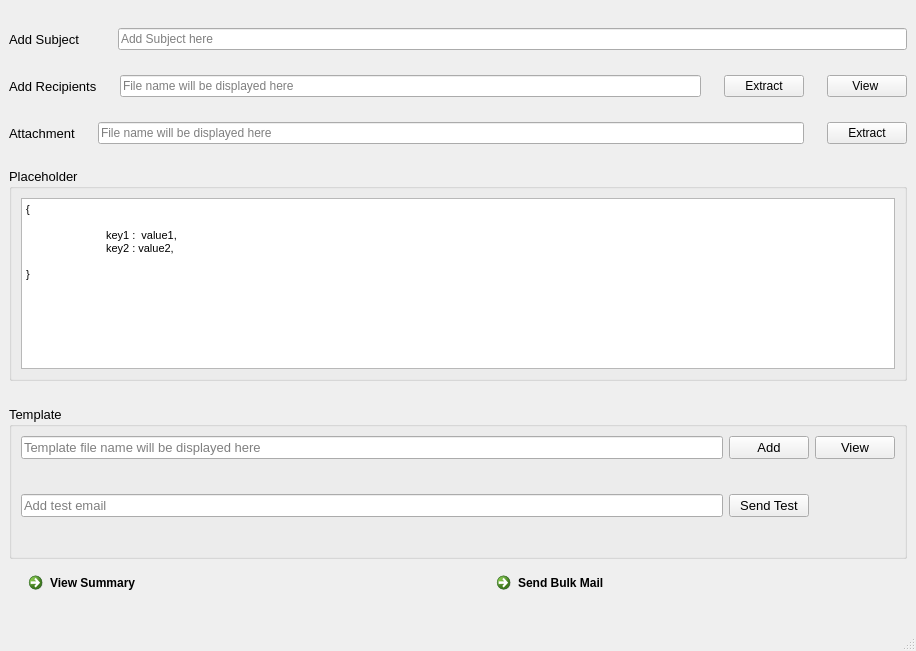
Geek-ubaid/mailer-gui, file MailerGui/Interface/GUI/main.ui: the form before one commit.
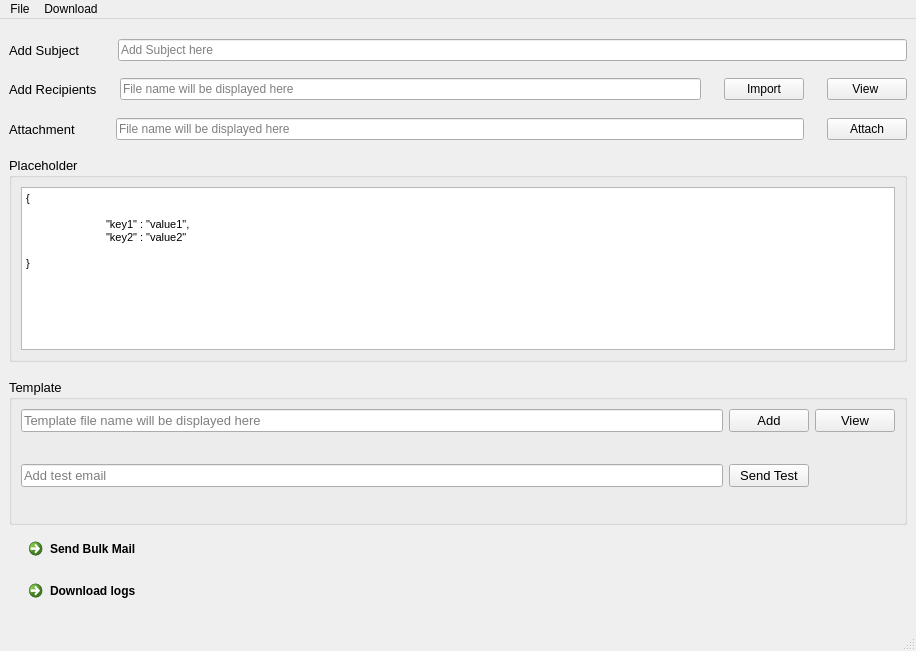
The form after the commit.

Commit message: view html and summary working

The edit to the form file:
```diff
--- a/MailerGui/Interface/GUI/main.ui
+++ b/MailerGui/Interface/GUI/main.ui
@@ -16,120 +16,6 @@
   <widget class="QWidget" name="centralwidget">
    <layout class="QGridLayout" name="gridLayout_8">
     <item row="9" column="0">
-     <spacer name="verticalSpacer_8">
-      <property name="orientation">
-       <enum>Qt::Vertical</enum>
-      </property>
-      <property name="sizeHint" stdset="0">
-       <size>
-        <width>20</width>
-        <height>40</height>
-       </size>
-      </property>
-     </spacer>
-    </item>
-    <item row="6" column="0">
-     <spacer name="verticalSpacer">
-      <property name="orientation">
-       <enum>Qt::Vertical</enum>
-      </property>
-      <property name="sizeHint" stdset="0">
-       <size>
-        <width>20</width>
-        <height>40</height>
-       </size>
-      </property>
-     </spacer>
-    </item>
-    <item row="0" column="0">
-     <spacer name="verticalSpacer_3">
-      <property name="orientation">
-       <enum>Qt::Vertical</enum>
-      </property>
-      <property name="sizeHint" stdset="0">
-       <size>
-        <width>20</width>
-        <height>40</height>
-       </size>
-      </property>
-     </spacer>
-    </item>
-    <item row="2" column="0">
-     <spacer name="verticalSpacer_4">
-      <property name="orientation">
-       <enum>Qt::Vertical</enum>
-      </property>
-      <property name="sizeHint" stdset="0">
-       <size>
-        <width>20</width>
-        <height>40</height>
-       </size>
-      </property>
-     </spacer>
-    </item>
-    <item row="5" column="0">
-     <widget class="QGroupBox" name="groupBox_2">
-      <property name="font">
-       <font>
-        <family>Arial</family>
-        <pointsize>10</pointsize>
-       </font>
-      </property>
-      <property name="title">
-       <string>Placeholder</string>
-      </property>
-      <layout class="QGridLayout" name="gridLayout_5">
-       <item row="1" column="0">
-        <widget class="QTextEdit" name="placeholder_text">
-         <property name="html">
-          <string>&lt;!DOCTYPE HTML PUBLIC &quot;-//W3C//DTD HTML 4.0//EN&quot; &quot;http://www.w3.org/TR/REC-html40/strict.dtd&quot;&gt;
-&lt;html&gt;&lt;head&gt;&lt;meta name=&quot;qrichtext&quot; content=&quot;1&quot; /&gt;&lt;style type=&quot;text/css&quot;&gt;
-p, li { white-space: pre-wrap; }
-&lt;/style&gt;&lt;/head&gt;&lt;body style=&quot; font-family:'Arial'; font-size:10pt; font-weight:400; font-style:normal;&quot;&gt;
-&lt;p style=&quot; margin-top:0px; margin-bottom:0px; margin-left:0px; margin-right:0px; -qt-block-indent:0; text-indent:0px;&quot;&gt;&lt;span style=&quot; font-family:'MS Shell Dlg 2'; font-size:8.25pt;&quot;&gt;{&lt;/span&gt;&lt;/p&gt;
-&lt;p style=&quot;-qt-paragraph-type:empty; margin-top:0px; margin-bottom:0px; margin-left:0px; margin-right:0px; -qt-block-indent:0; text-indent:0px; font-family:'MS Shell Dlg 2'; font-size:8.25pt;&quot;&gt;&lt;br /&gt;&lt;/p&gt;
-&lt;p style=&quot; margin-top:0px; margin-bottom:0px; margin-left:0px; margin-right:0px; -qt-block-indent:0; text-indent:0px;&quot;&gt;&lt;span style=&quot; font-family:'MS Shell Dlg 2'; font-size:8.25pt;&quot;&gt;	key1 :  value1,&lt;/span&gt;&lt;/p&gt;
-&lt;p style=&quot; margin-top:0px; margin-bottom:0px; margin-left:0px; margin-right:0px; -qt-block-indent:0; text-indent:0px;&quot;&gt;&lt;span style=&quot; font-family:'MS Shell Dlg 2'; font-size:8.25pt;&quot;&gt;	key2 : value2,&lt;/span&gt;&lt;/p&gt;
-&lt;p style=&quot; margin-top:0px; margin-bottom:0px; margin-left:0px; margin-right:0px; -qt-block-indent:0; text-indent:0px;&quot;&gt;&lt;span style=&quot; font-family:'MS Shell Dlg 2'; font-size:8.25pt;&quot;&gt;	&lt;/span&gt;&lt;/p&gt;
-&lt;p style=&quot; margin-top:0px; margin-bottom:0px; margin-left:0px; margin-right:0px; -qt-block-indent:0; text-indent:0px;&quot;&gt;&lt;span style=&quot; font-family:'MS Shell Dlg 2'; font-size:8.25pt;&quot;&gt;}&lt;/span&gt;&lt;/p&gt;
-&lt;p style=&quot; margin-top:0px; margin-bottom:0px; margin-left:0px; margin-right:0px; -qt-block-indent:0; text-indent:0px;&quot;&gt;&lt;span style=&quot; font-family:'MS Shell Dlg 2'; font-size:8.25pt;&quot;&gt;	&lt;/span&gt;&lt;/p&gt;&lt;/body&gt;&lt;/html&gt;</string>
-         </property>
-         <property name="placeholderText">
-          <string/>
-         </property>
-        </widget>
-       </item>
-      </layout>
-     </widget>
-    </item>
-    <item row="8" column="0">
-     <layout class="QGridLayout" name="gridLayout_7">
-      <property name="leftMargin">
-       <number>12</number>
-      </property>
-      <property name="rightMargin">
-       <number>12</number>
-      </property>
-      <property name="horizontalSpacing">
-       <number>62</number>
-      </property>
-      <item row="0" column="1">
-       <widget class="QCommandLinkButton" name="send_bulk_button">
-        <property name="text">
-         <string>Send Bulk Mail</string>
-        </property>
-       </widget>
-      </item>
-      <item row="0" column="0">
-       <widget class="QCommandLinkButton" name="view_summary_buttton">
-        <property name="text">
-         <string>View Summary</string>
-        </property>
-       </widget>
-      </item>
-     </layout>
-    </item>
-    <item row="7" column="0">
      <widget class="QGroupBox" name="groupBox">
       <property name="font">
        <font>
@@ -152,6 +38,9 @@
        </item>
        <item row="3" column="0">
         <widget class="QLineEdit" name="test_email_label">
+         <property name="echoMode">
+          <enum>QLineEdit::Normal</enum>
+         </property>
          <property name="placeholderText">
           <string>Add test email</string>
          </property>
@@ -166,6 +55,9 @@
        </item>
        <item row="1" column="0">
         <widget class="QLineEdit" name="lineEdit">
+         <property name="readOnly">
+          <bool>true</bool>
+         </property>
          <property name="placeholderText">
           <string>Template file name will be displayed here</string>
          </property>
@@ -207,6 +99,93 @@
       </layout>
      </widget>
     </item>
+    <item row="7" column="0">
+     <widget class="QGroupBox" name="groupBox_2">
+      <property name="font">
+       <font>
+        <family>Arial</family>
+        <pointsize>10</pointsize>
+       </font>
+      </property>
+      <property name="title">
+       <string>Placeholder</string>
+      </property>
+      <layout class="QGridLayout" name="gridLayout_5">
+       <item row="1" column="0">
+        <widget class="QTextEdit" name="placeholder_text">
+         <property name="html">
+          <string>&lt;!DOCTYPE HTML PUBLIC &quot;-//W3C//DTD HTML 4.0//EN&quot; &quot;http://www.w3.org/TR/REC-html40/strict.dtd&quot;&gt;
+&lt;html&gt;&lt;head&gt;&lt;meta name=&quot;qrichtext&quot; content=&quot;1&quot; /&gt;&lt;style type=&quot;text/css&quot;&gt;
+p, li { white-space: pre-wrap; }
+&lt;/style&gt;&lt;/head&gt;&lt;body style=&quot; font-family:'Arial'; font-size:10pt; font-weight:400; font-style:normal;&quot;&gt;
+&lt;p style=&quot; margin-top:0px; margin-bottom:0px; margin-left:0px; margin-right:0px; -qt-block-indent:0; text-indent:0px;&quot;&gt;&lt;span style=&quot; font-family:'MS Shell Dlg 2'; font-size:8.25pt;&quot;&gt;{&lt;/span&gt;&lt;/p&gt;
+&lt;p style=&quot;-qt-paragraph-type:empty; margin-top:0px; margin-bottom:0px; margin-left:0px; margin-right:0px; -qt-block-indent:0; text-indent:0px; font-family:'MS Shell Dlg 2'; font-size:8.25pt;&quot;&gt;&lt;br /&gt;&lt;/p&gt;
+&lt;p style=&quot; margin-top:0px; margin-bottom:0px; margin-left:0px; margin-right:0px; -qt-block-indent:0; text-indent:0px;&quot;&gt;&lt;span style=&quot; font-family:'MS Shell Dlg 2'; font-size:8.25pt;&quot;&gt;	&amp;quot;key1&amp;quot; : &amp;quot;value1&amp;quot;,&lt;/span&gt;&lt;/p&gt;
+&lt;p style=&quot; margin-top:0px; margin-bottom:0px; margin-left:0px; margin-right:0px; -qt-block-indent:0; text-indent:0px;&quot;&gt;&lt;span style=&quot; font-family:'MS Shell Dlg 2'; font-size:8.25pt;&quot;&gt;	&amp;quot;key2&amp;quot; : &amp;quot;value2&amp;quot;&lt;/span&gt;&lt;/p&gt;
+&lt;p style=&quot; margin-top:0px; margin-bottom:0px; margin-left:0px; margin-right:0px; -qt-block-indent:0; text-indent:0px;&quot;&gt;&lt;span style=&quot; font-family:'MS Shell Dlg 2'; font-size:8.25pt;&quot;&gt;	&lt;/span&gt;&lt;/p&gt;
+&lt;p style=&quot; margin-top:0px; margin-bottom:0px; margin-left:0px; margin-right:0px; -qt-block-indent:0; text-indent:0px;&quot;&gt;&lt;span style=&quot; font-family:'MS Shell Dlg 2'; font-size:8.25pt;&quot;&gt;}&lt;/span&gt;&lt;/p&gt;
+&lt;p style=&quot; margin-top:0px; margin-bottom:0px; margin-left:0px; margin-right:0px; -qt-block-indent:0; text-indent:0px;&quot;&gt;&lt;span style=&quot; font-family:'MS Shell Dlg 2'; font-size:8.25pt;&quot;&gt;	&lt;/span&gt;&lt;/p&gt;&lt;/body&gt;&lt;/html&gt;</string>
+         </property>
+         <property name="placeholderText">
+          <string/>
+         </property>
+        </widget>
+       </item>
+      </layout>
+     </widget>
+    </item>
+    <item row="5" column="0">
+     <layout class="QGridLayout" name="gridLayout_3">
+      <property name="horizontalSpacing">
+       <number>23</number>
+      </property>
+      <item row="1" column="2">
+       <widget class="QPushButton" name="attachment_button">
+        <property name="text">
+         <string>Attach</string>
+        </property>
+       </widget>
+      </item>
+      <item row="1" column="0">
+       <widget class="QLabel" name="label_7">
+        <property name="font">
+         <font>
+          <family>Arial</family>
+          <pointsize>10</pointsize>
+          <weight>50</weight>
+          <bold>false</bold>
+         </font>
+        </property>
+        <property name="text">
+         <string>Attachment     </string>
+        </property>
+       </widget>
+      </item>
+      <item row="1" column="1">
+       <widget class="QLineEdit" name="attachment_label">
+        <property name="readOnly">
+         <bool>true</bool>
+        </property>
+        <property name="placeholderText">
+         <string>File name will be displayed here</string>
+        </property>
+       </widget>
+      </item>
+     </layout>
+    </item>
+    <item row="8" column="0">
+     <spacer name="verticalSpacer">
+      <property name="orientation">
+       <enum>Qt::Vertical</enum>
+      </property>
+      <property name="sizeHint" stdset="0">
+       <size>
+        <width>20</width>
+        <height>40</height>
+       </size>
+      </property>
+     </spacer>
+    </item>
     <item row="1" column="0">
      <layout class="QGridLayout" name="gridLayout_2">
       <property name="horizontalSpacing">
@@ -239,25 +218,97 @@
       </item>
      </layout>
     </item>
+    <item row="0" column="0">
+     <spacer name="verticalSpacer_3">
+      <property name="orientation">
+       <enum>Qt::Vertical</enum>
+      </property>
+      <property name="sizeHint" stdset="0">
+       <size>
+        <width>20</width>
+        <height>40</height>
+       </size>
+      </property>
+     </spacer>
+    </item>
+    <item row="11" column="0">
+     <spacer name="verticalSpacer_8">
+      <property name="orientation">
+       <enum>Qt::Vertical</enum>
+      </property>
+      <property name="sizeHint" stdset="0">
+       <size>
+        <width>20</width>
+        <height>40</height>
+       </size>
+      </property>
+     </spacer>
+    </item>
+    <item row="10" column="0">
+     <layout class="QGridLayout" name="gridLayout_7">
+      <property name="leftMargin">
+       <number>12</number>
+      </property>
+      <property name="rightMargin">
+       <number>12</number>
+      </property>
+      <property name="horizontalSpacing">
+       <number>62</number>
+      </property>
+      <item row="2" column="0">
+       <widget class="QCommandLinkButton" name="download_button">
+        <property name="text">
+         <string>Download logs</string>
+        </property>
+       </widget>
+      </item>
+      <item row="0" column="0">
+       <widget class="QCommandLinkButton" name="send_bulk_button">
+        <property name="text">
+         <string>Send Bulk Mail</string>
+        </property>
+       </widget>
+      </item>
+     </layout>
+    </item>
+    <item row="4" column="0">
+     <spacer name="verticalSpacer_4">
+      <property name="orientation">
+       <enum>Qt::Vertical</enum>
+      </property>
+      <property name="sizeHint" stdset="0">
+       <size>
+        <width>20</width>
+        <height>40</height>
+       </size>
+      </property>
+     </spacer>
+    </item>
     <item row="3" column="0">
      <layout class="QGridLayout" name="gridLayout">
       <property name="horizontalSpacing">
        <number>23</number>
       </property>
+      <item row="0" column="2">
+       <widget class="QPushButton" name="extract_button">
+        <property name="text">
+         <string>Import</string>
+        </property>
+       </widget>
+      </item>
       <item row="0" column="1">
        <widget class="QLineEdit" name="recipients_label">
+        <property name="mouseTracking">
+         <bool>false</bool>
+        </property>
+        <property name="readOnly">
+         <bool>true</bool>
+        </property>
         <property name="placeholderText">
          <string>File name will be displayed here</string>
         </property>
        </widget>
       </item>
-      <item row="0" column="3">
-       <widget class="QPushButton" name="view_button">
-        <property name="text">
-         <string>View </string>
-        </property>
-       </widget>
-      </item>
       <item row="0" column="0">
        <widget class="QLabel" name="label_6">
         <property name="font">
@@ -273,80 +324,94 @@
         </property>
        </widget>
       </item>
-      <item row="0" column="2">
-       <widget class="QPushButton" name="extract_button">
+      <item row="0" column="5">
+       <widget class="QPushButton" name="view_button">
         <property name="text">
-         <string>Extract</string>
+         <string>View </string>
         </property>
        </widget>
       </item>
-      <item row="1" column="1">
-       <spacer name="verticalSpacer_5">
-        <property name="orientation">
-         <enum>Qt::Vertical</enum>
-        </property>
-        <property name="sizeHint" stdset="0">
-         <size>
-          <width>20</width>
-          <height>40</height>
-         </size>
-        </property>
-       </spacer>
-      </item>
      </layout>
     </item>
-    <item row="4" column="0">
-     <layout class="QGridLayout" name="gridLayout_3">
-      <property name="horizontalSpacing">
-       <number>23</number>
+    <item row="6" column="0">
+     <spacer name="verticalSpacer_6">
+      <property name="orientation">
+       <enum>Qt::Vertical</enum>
       </property>
-      <item row="0" column="2">
-       <widget class="QPushButton" name="attachment_button">
-        <property name="text">
-         <string>Extract</string>
-        </property>
-       </widget>
-      </item>
-      <item row="0" column="1">
-       <widget class="QLineEdit" name="attachment_label">
-        <property name="placeholderText">
-         <string>File name will be displayed here</string>
-        </property>
-       </widget>
-      </item>
-      <item row="0" column="0">
-       <widget class="QLabel" name="label_7">
-        <property name="font">
-         <font>
-          <family>Arial</family>
-          <pointsize>10</pointsize>
-          <weight>50</weight>
-          <bold>false</bold>
-         </font>
-        </property>
-        <property name="text">
-         <string>Attachment</string>
-        </property>
-       </widget>
-      </item>
-      <item row="1" column="1">
-       <spacer name="verticalSpacer_6">
-        <property name="orientation">
-         <enum>Qt::Vertical</enum>
-        </property>
-        <property name="sizeHint" stdset="0">
-         <size>
-          <width>20</width>
-          <height>40</height>
-         </size>
-        </property>
-       </spacer>
-      </item>
-     </layout>
+      <property name="sizeHint" stdset="0">
+       <size>
+        <width>20</width>
+        <height>40</height>
+       </size>
+      </property>
+     </spacer>
+    </item>
+    <item row="2" column="0">
+     <spacer name="verticalSpacer_5">
+      <property name="orientation">
+       <enum>Qt::Vertical</enum>
+      </property>
+      <property name="sizeHint" stdset="0">
+       <size>
+        <width>20</width>
+        <height>40</height>
+       </size>
+      </property>
+     </spacer>
     </item>
    </layout>
   </widget>
   <widget class="QStatusBar" name="statusbar"/>
+  <widget class="QMenuBar" name="menuBar">
+   <property name="geometry">
+    <rect>
+     <x>0</x>
+     <y>0</y>
+     <width>916</width>
+     <height>21</height>
+    </rect>
+   </property>
+   <widget class="QMenu" name="menuFile">
+    <property name="title">
+     <string>File</string>
+    </property>
+    <addaction name="actionQuit"/>
+   </widget>
+   <widget class="QMenu" name="menuDownload">
+    <property name="title">
+     <string>Download</string>
+    </property>
+    <addaction name="separator"/>
+    <addaction name="actionSample_Recipient"/>
+    <addaction name="actionLogs"/>
+   </widget>
+   <addaction name="menuFile"/>
+   <addaction name="menuDownload"/>
+  </widget>
+  <action name="actionSample_Recipient">
+   <property name="text">
+    <string>Sample Recipient</string>
+   </property>
+   <property name="shortcut">
+    <string>Ctrl+J</string>
+   </property>
+  </action>
+  <action name="actionQuit">
+   <property name="text">
+    <string>Quit</string>
+   </property>
+   <property name="shortcut">
+    <string>Ctrl+Q</string>
+   </property>
+  </action>
+  <action name="actionLogs">
+   <property name="text">
+    <string>Logs</string>
+   </property>
+   <property name="shortcut">
+    <string>Ctrl+L</string>
+   </property>
+  </action>
  </widget>
  <resources/>
  <connections/>
```
Left out of the diff: 16 changed lines with no effect on the pictures. The commit also changes 12 other files.
